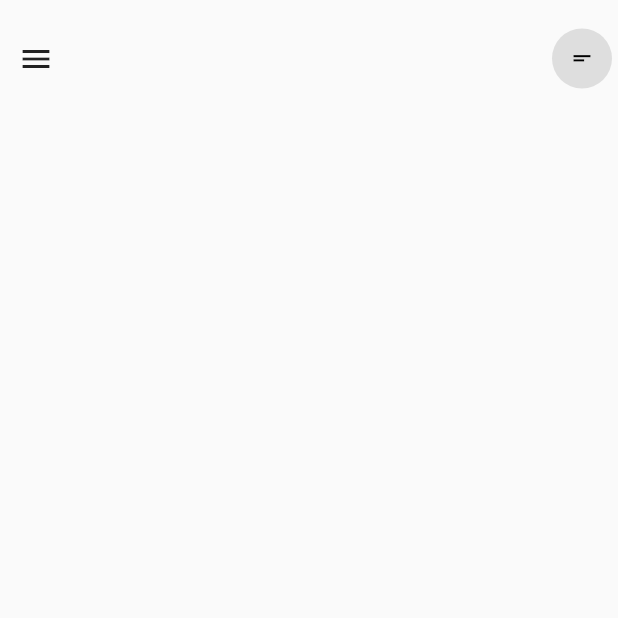
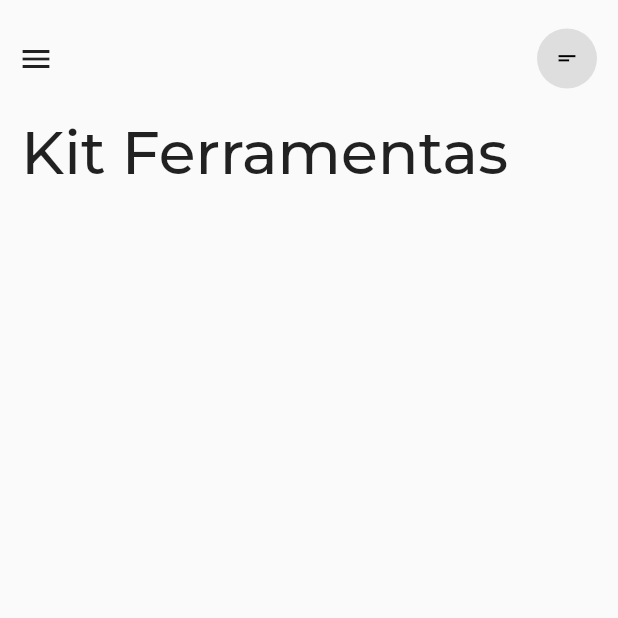
Before and after one commit to JonatasnCosta/calculadoraApp, a Flutter app: the screen it shows after launch, on a phone screen of 412 x 824 dp, the top half of it. Run offline on Flutter 3.47's test engine with Material 2 defaults, Android fonts, the phone set to English and light mode, and no system bars.

Commit message:
Título integrado

```diff
--- a/calculadora_app/lib/Home.dart
+++ b/calculadora_app/lib/Home.dart
@@ -14,6 +14,7 @@ class _HomeState extends State<Home> {
           SizedBox(height: 15.0),
           Container(
             width: MediaQuery.of(context).size.width,
+            padding: EdgeInsets.only(right: 10.0),
             child: Row(
                 mainAxisAlignment: MainAxisAlignment.spaceBetween,
                 children: <Widget>[
@@ -27,6 +28,16 @@ class _HomeState extends State<Home> {
                         Icon(Icons.short_text, color: Colors.black, size: 17.0),
                   )
                 ]),
+          ),
+          Padding(
+            padding: EdgeInsets.all(14.0),
+            child: Text(
+              'Kit Ferramentas',
+              style: TextStyle(
+                  fontFamily: 'Montserrat',
+                  fontSize: 40.0,
+                  fontWeight: FontWeight.w500),
+            ),
           )
         ],
       ),
```
Also changed, not shown: calculadora_app/pubspec.yaml (+4 -4 lines), calculadora_app/assets/fonts/Montserrat_Light.ttf (added).
